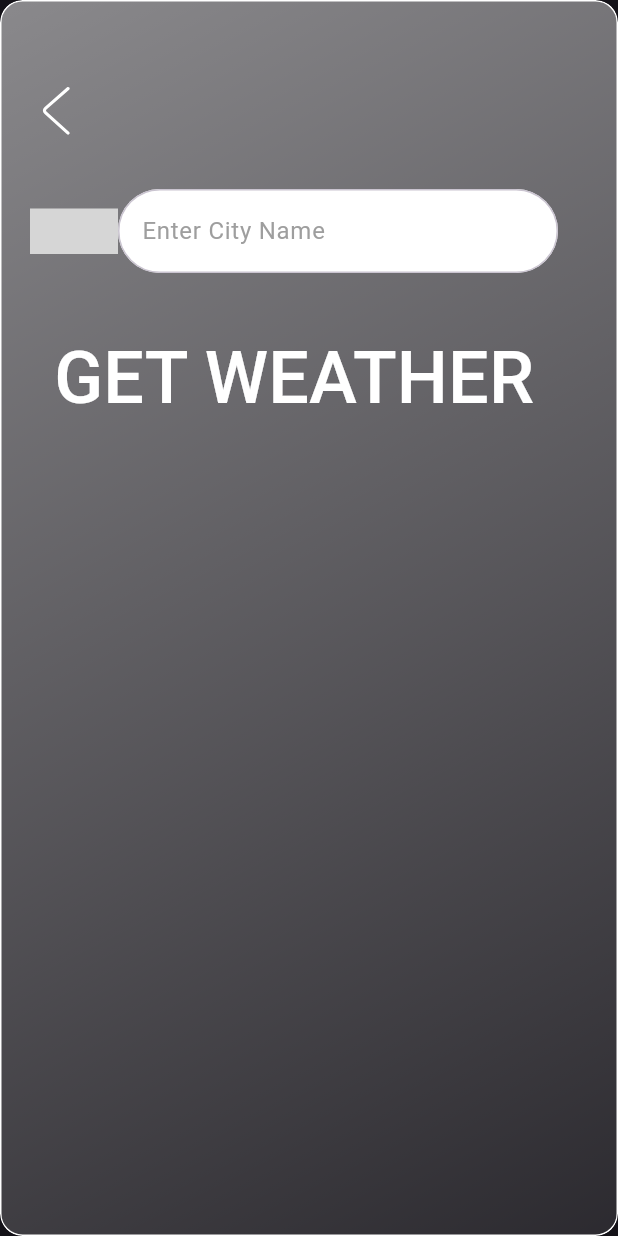
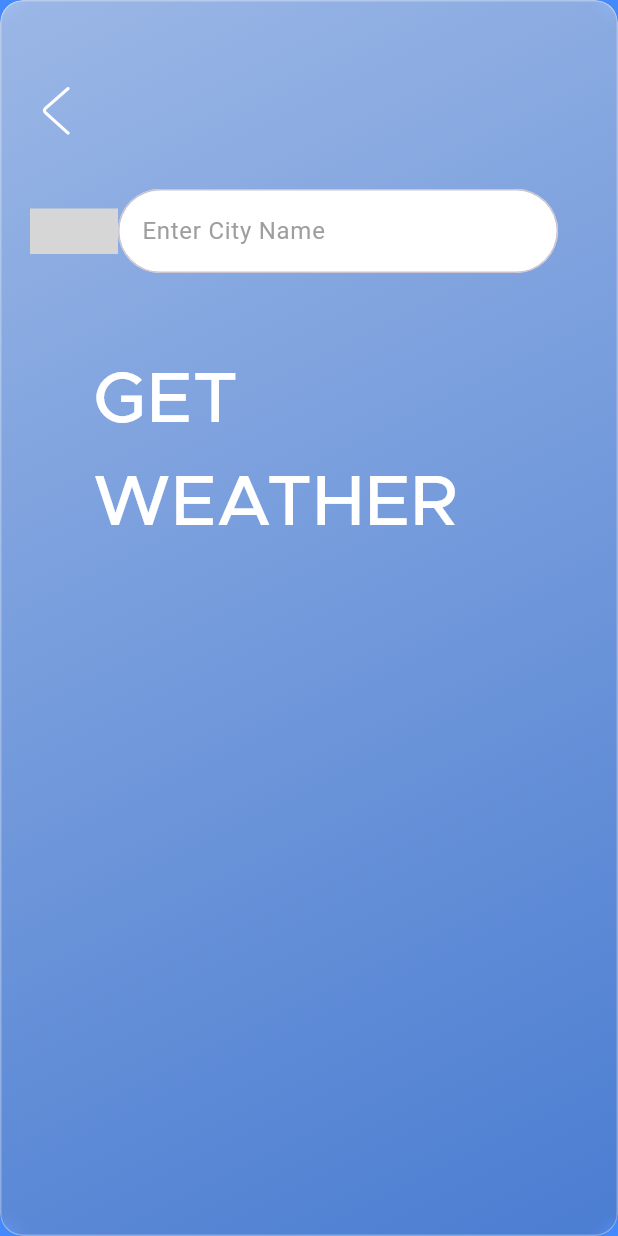
Before and after one commit to idealgeek007/weather_app, a Flutter app: the CityScreen screen opened directly, on a phone screen of 412 x 824 dp. Run offline on Flutter 3.47's test engine with Material 3 defaults, Android fonts, the phone set to English and light mode, and no system bars; our stand-ins replace flutter_spinkit, flutter_svg, geolocator, permission_handler; Roboto replaces fonts that are missing (Metropolis-Regular); statements that could not run were skipped; grey boxes are pictures that could not be loaded.

Commit message:
Final commit

```diff
--- a/lib/frostedEffect.dart
+++ b/lib/frostedEffect.dart
@@ -14,6 +14,7 @@
     return ClipRRect(
       borderRadius: kborderRadius,
       child: Container(
+          color: Colors.black.withOpacity(0.2),
           width: width1,
           height: height1,
           child: Stack(children: [
@@ -25,7 +26,7 @@
                 child: Container()),
             Container(
               decoration: BoxDecoration(
-                border: Border.all(color: Colors.white),
+                border: Border.all(color: Colors.white.withOpacity(.3)),
                 borderRadius: kborderRadius,
                 gradient: LinearGradient(
                   begin: Alignment.topLeft,
--- a/lib/screens/city_screen.dart
+++ b/lib/screens/city_screen.dart
@@ -17,6 +17,7 @@
     double deviceWidth = screenSize.width;
     double deviceHeight = screenSize.height;
     return Scaffold(
+      backgroundColor: Colors.blueAccent,
       body: FrostedEffect(
         deviceHeight,
         deviceWidth,
@@ -41,7 +42,6 @@
                 ),
               ),
               Container(
-                child: Container(
                 padding: EdgeInsets.all(20.0),
                 child: Row(
                   mainAxisAlignment: MainAxisAlignment.spaceAround,
@@ -71,17 +71,18 @@
                   ],
                 ),
               ),
-              ),
-              Container(
+              Padding(
+                padding: const EdgeInsets.fromLTRB(50, 0, 0, 0),
                 child: Container(
-                  height: 100,
+                  height: 200,
                   child: TextButton(
                     onPressed: () {
                       Navigator.pop(context, cityName);
                     },
                     child: Text(
                       'GET WEATHER',
-                      style: kLargeTextStyle.copyWith(color: Colors.white),
+                      style: kLargeTextStyle.copyWith(
+                          color: Colors.white, fontSize: 48),
                     ),
                   ),
                 ),
--- a/lib/utilities/constants.dart
+++ b/lib/utilities/constants.dart
@@ -1,22 +1,18 @@
 import 'package:flutter/material.dart';
 
 const kTempTextStyle = TextStyle(
-  fontFamily: 'Metropolis-Regular',
-  fontSize: 100.0,
+  fontFamily: 'Metropolis',
+  fontSize: 156.0,
 );
 
 const kMessageTextStyle = TextStyle(
-  fontFamily: 'Metropolis-Regular',
+  fontFamily: 'Metropolis',
   fontSize: 24.0,
 );
 
 const kLargeTextStyle = TextStyle(
-  fontSize: 48.0,
-  fontFamily: 'Metropolis-Regular',
-);
-
-const kConditionTextStyle = TextStyle(
-  fontSize: 100.0,
+  fontSize: 72.0,
+  fontFamily: 'Metropolis',
 );
 
 const kTextFieldDecoration = InputDecoration(
--- a/pubspec.yaml
+++ b/pubspec.yaml
@@ -20,6 +20,7 @@
   flutter_spinkit: ^5.2.0
   permission_handler: ^11.0.1
   flutter_svg: ^2.0.9
+  fluttertoast: ^8.2.4
 
 dev_dependencies:
   flutter_test:
```
Also changed, not shown: lib/screens/location_screen.dart (+76 -37 lines), Icons/location.svg (added), Icons/search.svg (added), Icons/uv.svg (added), images/bgimage.png, images/day.png (added), pubspec.lock. Lines whose indentation alone changed are shown as unchanged.
